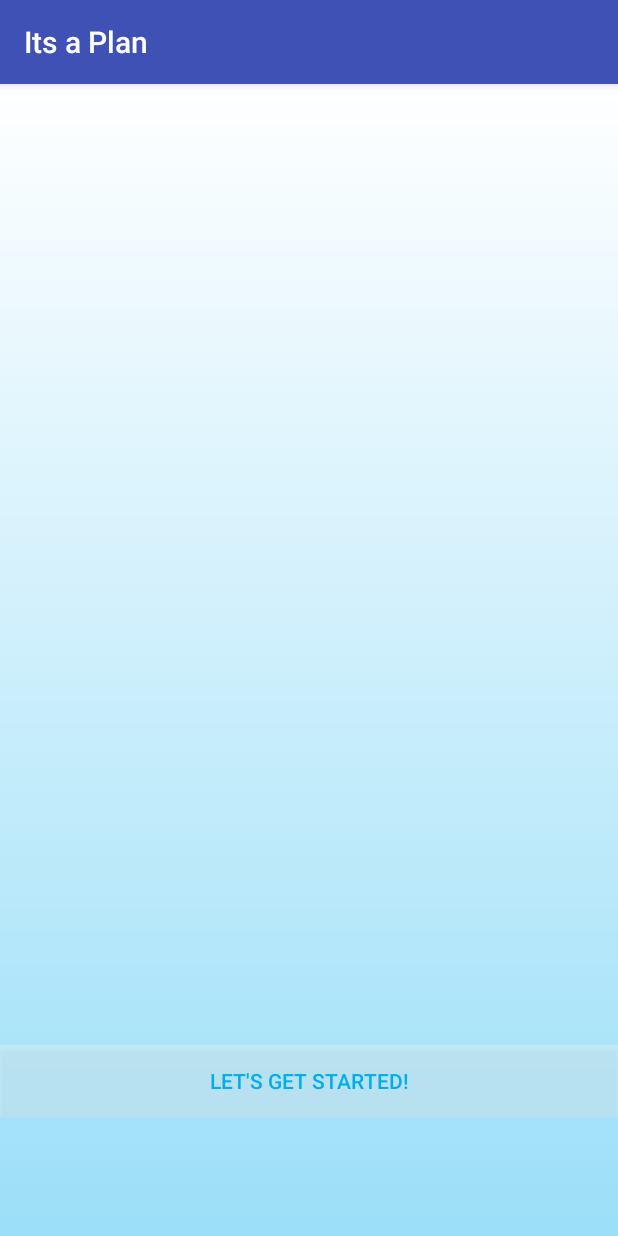
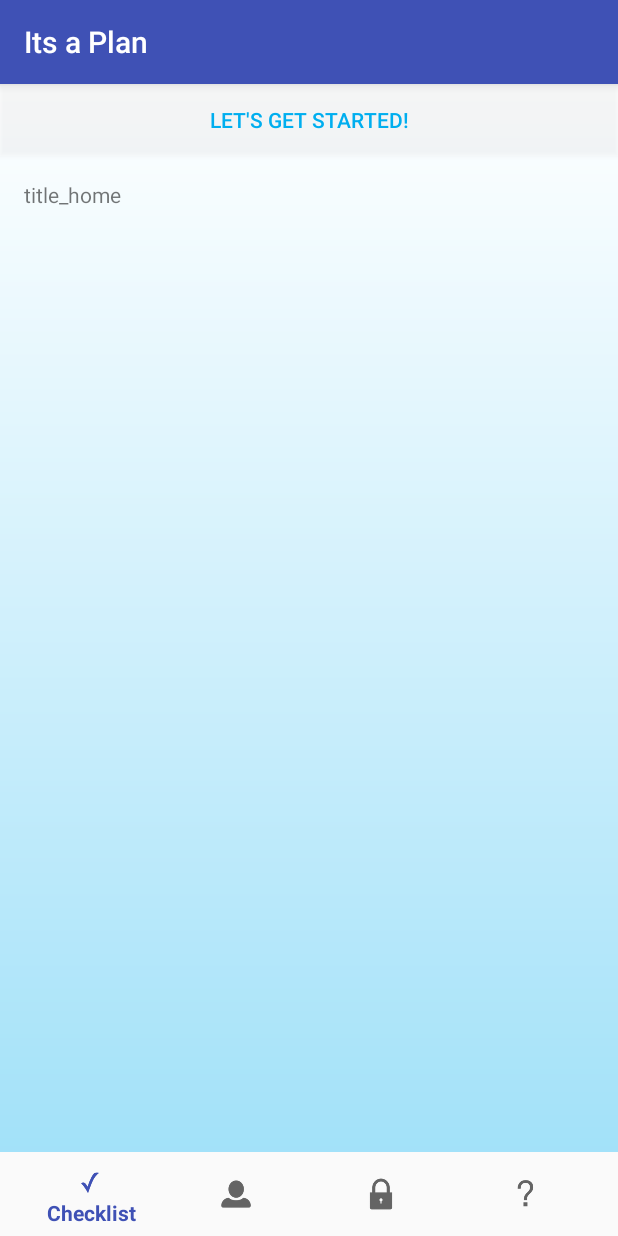
Before and after one commit to OregonGEARUP/AndroidApplication, an Android app: the screen it shows after launch (MainActivity), on a phone screen of 412 x 824 dp. Run offline under Robolectric (Android 15) with nearby library versions, the light colour scheme and no system bars; our stand-ins replace ButterKnife.

Commit message:
Added Bottom Navigation

```diff
--- a/ItsAPlan/app/src/main/res/layout/activity_main.xml
+++ b/ItsAPlan/app/src/main/res/layout/activity_main.xml
@@ -1,27 +1,66 @@
 <RelativeLayout xmlns:android="http://schemas.android.com/apk/res/android"
-xmlns:tools="http://schemas.android.com/tools"
-android:layout_width="match_parent"
-android:layout_height="match_parent"
-tools:context="androidapplication.oregongoestocollege.org.itsaplan.ui.MainActivity"
-android:background="@drawable/bg_gradient">
-
+    xmlns:tools="http://schemas.android.com/tools"
+    android:layout_width="match_parent"
+    android:layout_height="match_parent"
+    xmlns:app="http://schemas.android.com/apk/res-auto"
+    tools:context="androidapplication.oregongoestocollege.org.itsaplan.ui.MainActivity"
+    android:background="@drawable/bg_gradient">
 
     <LinearLayout
         android:layout_width="match_parent"
         android:layout_height="wrap_content"
         android:layout_alignParentBottom="true"
         android:layout_centerHorizontal="true"
-        android:layout_marginBottom="79dp"
-        android:orientation="horizontal">
+        android:layout_marginBottom="0dp">
+
+
+        <android.support.design.widget.BottomNavigationView
+            android:id="@+id/navigation"
+            android:layout_width="match_parent"
+            android:layout_height="match_parent"
+            android:layout_marginEnd="0dp"
+            android:layout_marginStart="0dp"
+            android:background="?android:attr/windowBackground"
+            app:menu="@menu/navigation"
+            tools:context="org.oregongoestocollege.gearup.activities.MainActivity"
+            android:baselineAligned="false" />
+
+
+
+    </LinearLayout>
+
+    <LinearLayout
+        android:layout_width="match_parent"
+        android:layout_height="match_parent"
+        android:layout_alignParentBottom="true"
+        android:layout_centerHorizontal="true"
+        android:layout_marginBottom="0dp"
+        android:orientation="vertical">
 
         <Button
             android:id="@+id/getStartedButton"
             android:layout_width="match_parent"
-            android:layout_height="match_parent"
-            android:layout_weight="1"
+            android:layout_height="wrap_content"
             android:background="#40ffffff"
             android:text="Let's get started!"
             android:textColor="#ff00aeef" />
+
+
+        <TextView
+            android:id="@+id/message"
+            android:layout_width="wrap_content"
+            android:layout_height="wrap_content"
+            android:layout_marginLeft="@dimen/activity_horizontal_margin"
+            android:layout_marginStart="@dimen/activity_horizontal_margin"
+            android:layout_marginTop="@dimen/activity_vertical_margin"
+            android:text="@string/title_home"
+            app:layout_constraintLeft_toLeftOf="parent"
+            app:layout_constraintTop_toTopOf="parent" />
+
+
     </LinearLayout>
 
+
+
+
 </RelativeLayout>
--- /dev/null
+++ b/ItsAPlan/app/src/main/res/menu/navigation.xml
@@ -0,0 +1,26 @@
+<?xml version="1.0" encoding="utf-8"?>
+<menu xmlns:android="http://schemas.android.com/apk/res/android">
+
+
+    <item
+        android:id="@+id/nav_checklist"
+        android:icon="@drawable/tab_checkpoints_90"
+        android:title="@string/nav_title_checklist" />
+
+    <item
+        android:id="@+id/nav_myplan"
+        android:icon="@drawable/tab_myplan3x"
+        android:title="@string/nav_title_myplan" />
+
+    <item
+        android:id="@+id/nav_passwords"
+        android:icon="@drawable/tab_secure_90"
+        android:title="@string/nav_title_password" />
+
+    <item
+        android:id="@+id/nav_info"
+        android:icon="@drawable/tab_info3x"
+        android:title="@string/nav_title_info" />
+
+
+</menu>
--- a/ItsAPlan/app/src/main/res/values/dimens.xml
+++ b/ItsAPlan/app/src/main/res/values/dimens.xml
@@ -1,3 +1,5 @@
 <resources>
     <dimen name="fab_margin">16dp</dimen>
+    <dimen name="activity_horizontal_margin">16dp</dimen>
+    <dimen name="activity_vertical_margin">16dp</dimen>
 </resources>
--- /dev/null
+++ b/ItsAPlan/app/src/main/res/values/ids.xml
@@ -0,0 +1,4 @@
+<?xml version="1.0" encoding="utf-8"?>
+<resources>
+    <item name="editText" type="id">editText</item>
+</resources>
--- a/ItsAPlan/app/src/main/res/values/strings.xml
+++ b/ItsAPlan/app/src/main/res/values/strings.xml
@@ -8,4 +8,11 @@
     <string name="title_activity_starting_block">StartingBlockActivity</string>
     <string name="hello_world">Hello World</string>
     <string name="empty_data_from_server">There is nothing to display. Data must be empty!</string>
+    <string name="nav_title_checklist">Checklist</string>
+    <string name="nav_title_myplan">My Plan</string>
+    <string name="nav_title_password">Passwords</string>
+    <string name="nav_title_info">Info</string>
+    <string name="title_home">title_home</string>
+    <string name="button_pressed_myplan">My Plan button</string>
+    <string name="title_activity_myplan">My Plan</string>
 </resources>
```
Also changed, not shown: ItsAPlan/app/src/main/AndroidManifest.xml (+13 -0 lines), ItsAPlan/app/src/main/java/androidapplication/oregongoestocollege/org/itsaplan/ui/BaseActivity.java (added, +8 -0 lines), ItsAPlan/app/src/main/java/androidapplication/oregongoestocollege/org/itsaplan/ui/MainActivity.java (+58 -1 lines), ItsAPlan/app/src/main/java/androidapplication/oregongoestocollege/org/itsaplan/ui/MyPlan.java (added, +21 -0 lines), ItsAPlan/app/src/main/res/layout/activity_myplan.xml (added, +42 -0 lines), ItsAPlan/app/src/main/res/drawable/tab_checkpoints_90.png (added), ItsAPlan/app/src/main/res/drawable/tab_info3x.png (added), ItsAPlan/app/src/main/res/drawable/tab_myplan3x.png (added), ItsAPlan/app/src/main/res/drawable/tab_secure_90.png (added), ItsAPlan/app/src/main/res/mipmap-xhdpi/checkmark3x.png (added), ItsAPlan/app/src/main/res/mipmap-xxxhdpi/tab_checkpoints_90.png (added), ItsAPlan/app/src/main/res/mipmap-xxxhdpi/tab_info3x.png (added), ItsAPlan/app/src/main/res/mipmap-xxxhdpi/tab_myplan.png (added), ItsAPlan/app/src/main/res/mipmap-xxxhdpi/tab_myplan3x.png (added), 1 more files.
